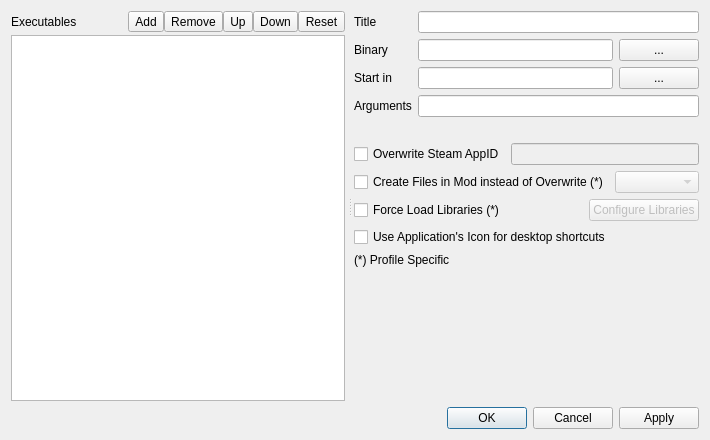
This is modorganizer/src/editexecutablesdialog.ui in Holt59/mo2-merge as Qt 5 draws it before an edit. The edited form follows.
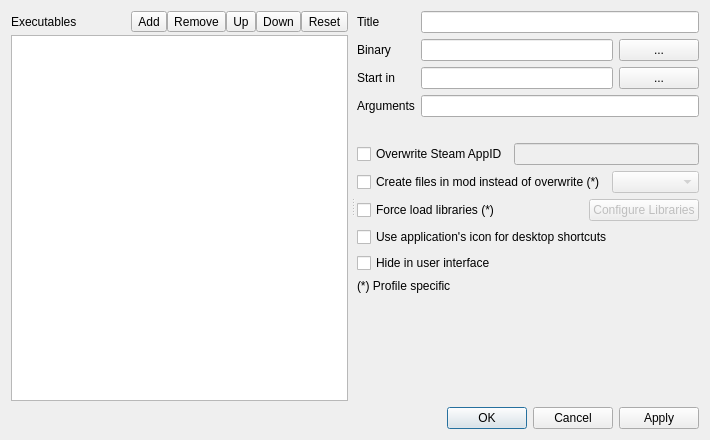
This is the edited form. Icons and pictures are not drawn.

Commit message: [modorganizer] added hide flag to executables

Diff of the .ui file:
```diff
--- a/modorganizer/src/editexecutablesdialog.ui
+++ b/modorganizer/src/editexecutablesdialog.ui
@@ -378,7 +378,7 @@
                   <string>If this is enabled, new files are created in the specified mod instead of the &quot;Overwrite&quot; mod.</string>
                  </property>
                  <property name="text">
-                  <string>Create Files in Mod instead of Overwrite (*)</string>
+                  <string>Create files in mod instead of overwrite (*)</string>
                  </property>
                 </widget>
                </item>
@@ -399,7 +399,7 @@
                   <string>If this is enabled, the configured libraries will be automatically loaded when this executable is launched.</string>
                  </property>
                  <property name="text">
-                  <string>Force Load Libraries (*)</string>
+                  <string>Force load libraries (*)</string>
                  </property>
                 </widget>
                </item>
@@ -431,14 +431,27 @@
              <item>
               <widget class="QCheckBox" name="useApplicationIcon">
                <property name="text">
-                <string>Use Application's Icon for desktop shortcuts</string>
+                <string>Use application's icon for desktop shortcuts</string>
+               </property>
+              </widget>
+             </item>
+             <item>
+              <widget class="QCheckBox" name="hide">
+               <property name="toolTip">
+                <string>This executable will not appear in the list, on the toolbar or in the menu. It will still be visible in this dialog.</string>
+               </property>
+               <property name="whatsThis">
+                <string>This executable will not appear in the list, on the toolbar or in the menu. It will still be visible in this dialog.</string>
+               </property>
+               <property name="text">
+                <string>Hide in user interface</string>
                </property>
               </widget>
              </item>
              <item>
               <widget class="QLabel" name="label_5">
                <property name="text">
-                <string>(*) Profile Specific</string>
+                <string>(*) Profile specific</string>
                </property>
                <property name="margin">
                 <number>5</number>
```
The commit also changes 5 other files.
